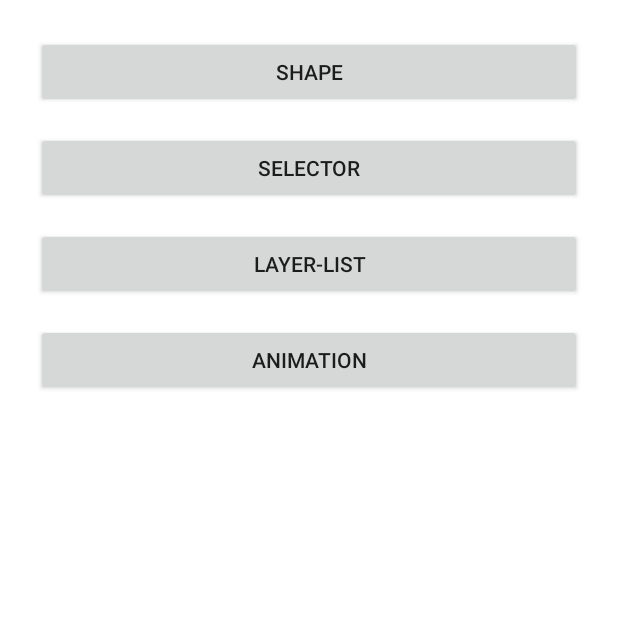
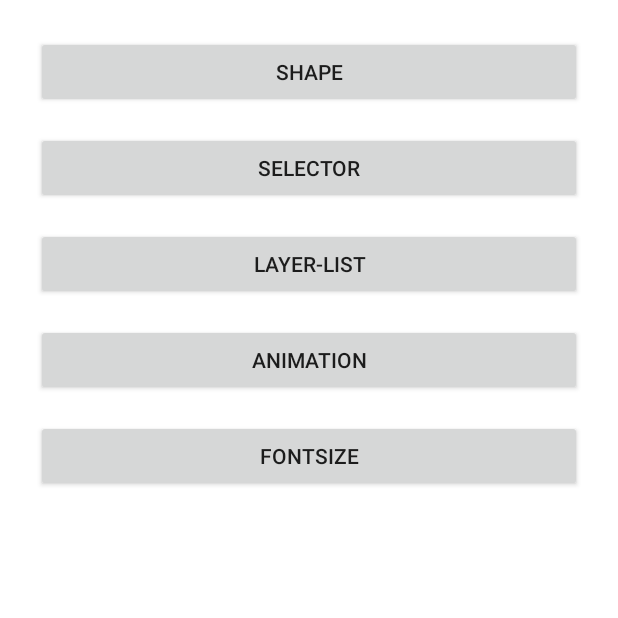
Before and after one commit to shenjianli/Fly, an Android app: the StyleMainActivity screen opened directly, with no data from a screen before it, on a phone screen of 412 x 824 dp, the top half of it. Run offline under Robolectric (Android 15) with nearby library versions, the phone set to English and light mode, and no system bars.

Commit message:
字体大小提交

```diff
--- a/app/build.gradle
+++ b/app/build.gradle
@@ -44,9 +44,8 @@ dependencies {
     compile 'com.android.support:appcompat-v7:23.4.0'
     compile 'com.android.support:design:23.4.0'
     compile 'com.android.support:cardview-v7:23.4.0'
-    compile 'io.reactivex:rxandroid:1.2.1'
-    compile 'io.reactivex:rxjava:1.1.6'
-    compile 'com.facebook.fresco:fresco:0.12.0'
+
+    compile 'com.facebook.fresco:fresco:0.13.0'
     compile 'com.android.support:support-v4:23.4.0'
     compile 'com.android.support:multidex:1.0.0'
     compile files('libs/baidumapapi_v3_5_0.jar')
--- a/app/src/main/AndroidManifest.xml
+++ b/app/src/main/AndroidManifest.xml
@@ -88,6 +88,7 @@
         <activity android:name=".test.RingActivity"/>
         <activity android:name=".test.SelectorActivity"/>
         <activity android:name=".test.ShapeActivity"/>
+        <activity android:name=".test.FontActivity"/>
     </application>
 
 </manifest>
--- a/app/src/main/res/layout/activity_style_main.xml
+++ b/app/src/main/res/layout/activity_style_main.xml
@@ -14,7 +14,6 @@
  limitations under the License.
 -->
 <LinearLayout xmlns:android="http://schemas.android.com/apk/res/android"
-    xmlns:tools="http://schemas.android.com/tools"
     android:layout_width="match_parent"
     android:layout_height="match_parent"
     android:background="@android:color/white"
@@ -23,7 +22,7 @@
     android:paddingLeft="@dimen/activity_horizontal_margin"
     android:paddingRight="@dimen/activity_horizontal_margin"
     android:paddingTop="@dimen/activity_vertical_margin"
-    tools:context=".MainActivity">
+    >
 
     <Button
         android:layout_width="match_parent"
@@ -52,4 +51,11 @@
         android:layout_margin="8dp"
         android:onClick="toAnimation"
         android:text="Animation" />
+
+    <Button
+        android:layout_width="match_parent"
+        android:layout_height="wrap_content"
+        android:layout_margin="8dp"
+        android:onClick="toFont"
+        android:text="FontSize" />
 </LinearLayout>
```
Also changed, not shown: app/src/main/java/com/shenjianli/fly/test/StyleMainActivity.java (+3 -0 lines).
